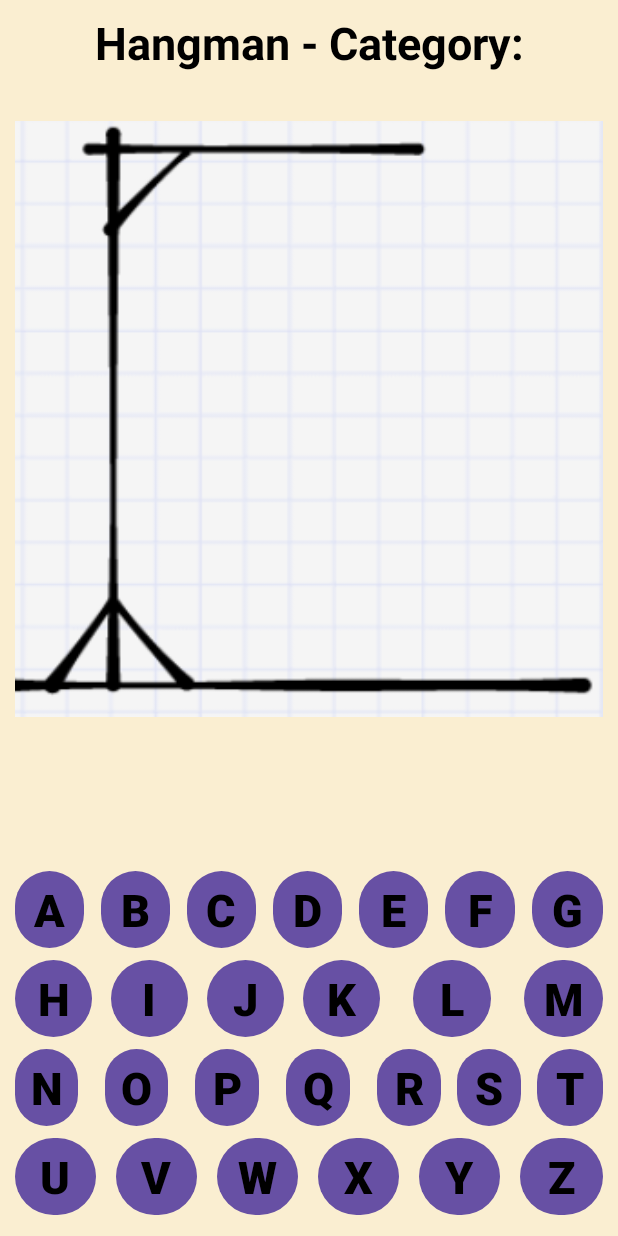
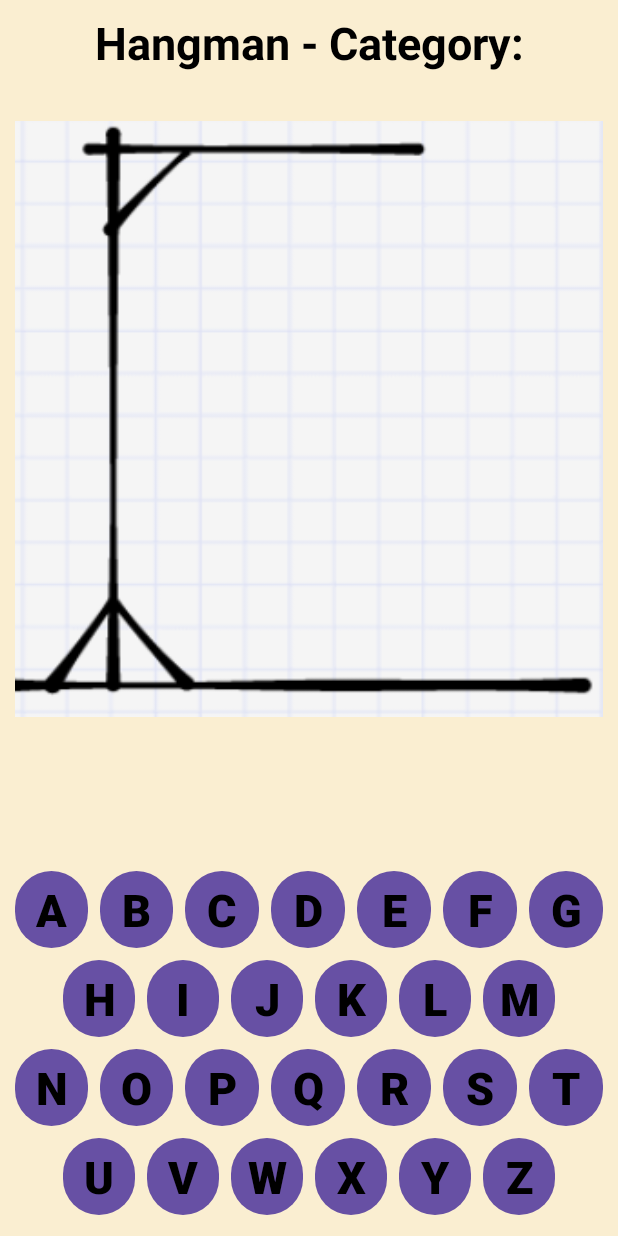
Before and after one commit to Lior159/wait4it, an Android app: the HangmanActivity screen opened directly, with no data from a screen before it, on a phone screen of 412 x 824 dp. Run offline under Robolectric (Android 15) with nearby library versions, the phone set to English and light mode, and no system bars; pictures from the network do not load.

Commit message:
Need to fix underscores - UI

```diff
--- a/app/src/main/res/layout/activity_hangman.xml
+++ b/app/src/main/res/layout/activity_hangman.xml
@@ -11,24 +11,24 @@
         android:id="@+id/hangman_LBL_title"
         android:layout_width="match_parent"
         android:layout_height="wrap_content"
+        android:gravity="center"
         android:padding="8dp"
         android:text="Hangman - Category:"
         android:textColor="@color/black"
         android:textSize="30sp"
-        android:textStyle="bold"
-        android:gravity="center" />
+        android:textStyle="bold" />
 
     <com.google.android.material.imageview.ShapeableImageView
         android:id="@+id/hangman_IMG_level"
         android:layout_width="match_parent"
         android:layout_height="match_parent"
+        android:layout_above="@id/hangman_LLC_underscores"
         android:layout_below="@id/hangman_LBL_title"
-        android:layout_above="@id/hangman_LLC_underscores"
         android:layout_centerHorizontal="true"
+        android:layout_marginStart="10dp"
+        android:layout_marginTop="24dp"
+        android:layout_marginEnd="10dp"
         android:layout_marginBottom="16dp"
-        android:layout_marginTop="24dp"
-        android:layout_marginStart="10dp"
-        android:layout_marginEnd="10dp"
         android:scaleType="fitXY"
         android:src="@drawable/ic_launcher_background" />
 
@@ -36,11 +36,14 @@
         android:id="@+id/hangman_LLC_underscores"
         android:layout_width="match_parent"
         android:layout_height="wrap_content"
-        android:orientation="horizontal"
+        android:layout_above="@id/hangman_LLC_keyboard"
+        android:layout_gravity="center"
+        android:layout_marginStart="16dp"
+        android:layout_marginTop="16dp"
+        android:layout_marginEnd="16dp"
+        android:layout_marginBottom="16dp"
         android:gravity="center"
-        android:layout_gravity="center"
-        android:layout_margin="16dp"
-        android:layout_above="@id/hangman_LLC_keyboard"/>
+        android:orientation="horizontal" />
 
 
     <androidx.appcompat.widget.LinearLayoutCompat
@@ -63,115 +66,109 @@
                 android:id="@+id/hangman_BTN_A"
                 android:layout_width="0dp"
                 android:layout_height="match_parent"
+                android:layout_gravity="center"
                 android:layout_weight="1"
+                android:padding="5dp"
                 android:text='A'
                 android:textColor="@color/black"
-                android:textStyle="bold"
                 android:textSize="30sp"
-                android:layout_gravity="center"
-                android:padding="5dp"/>
+                android:textStyle="bold" />
 
             <View
-                android:layout_width="0dp"
-                android:layout_height="0dp"
-                android:layout_weight="0.25" />
+                android:layout_width="@dimen/letter_spacer"
+                android:layout_height="0dp" />
 
             <com.google.android.material.button.MaterialButton
                 android:id="@+id/hangman_BTN_B"
                 android:layout_width="0dp"
                 android:layout_height="match_parent"
+                android:layout_gravity="center"
                 android:layout_weight="1"
+                android:padding="5dp"
                 android:text="B"
                 android:textColor="@color/black"
-                android:textStyle="bold"
                 android:textSize="30sp"
-                android:layout_gravity="center"
-                android:padding="5dp"/>
+                android:textStyle="bold" />
 
             <View
-                android:layout_width="0dp"
-                android:layout_height="0dp"
-                android:layout_weight="0.25" />
+                android:layout_width="@dimen/letter_spacer"
+                android:layout_height="0dp" />
 
             <com.google.android.material.button.MaterialButton
                 android:id="@+id/hangman_BTN_C"
                 android:layout_width="0dp"
                 android:layout_height="wrap_content"
+                android:layout_gravity="center"
                 android:layout_weight="1"
+                android:padding="5dp"
                 android:text="C"
                 android:textColor="@color/black"
-                android:textStyle="bold"
                 android:textSize="30sp"
-                android:layout_gravity="center"
-                android:padding="5dp"/>
+                android:textStyle="bold" />
 
             <View
-                android:layout_width="0dp"
-                android:layout_height="0dp"
-                android:layout_weight="0.25" />
+                android:layout_width="@dimen/letter_spacer"
+                android:layout_height="0dp" />
 
             <com.google.android.material.button.MaterialButton
                 android:id="@+id/hangman_BTN_D"
                 android:layout_width="0dp"
                 android:layout_height="wrap_content"
+                android:layout_gravity="center"
                 android:layout_weight="1"
+                android:padding="5dp"
                 android:text="D"
                 android:textColor="@color/black"
-                android:textStyle="bold"
                 android:textSize="30sp"
-                android:layout_gravity="center"
-                android:padding="5dp"/>
+                android:textStyle="bold" />
 
             <View
-                android:layout_width="0dp"
-                android:layout_height="0dp"
-                android:layout_weight="0.25" />
+                android:layout_width="@dimen/letter_spacer"
+                android:layout_height="0dp" />
 
             <com.google.android.material.button.MaterialButton
                 android:id="@+id/hangman_BTN_E"
                 android:layout_width="0dp"
                 android:layout_height="wrap_content"
+                android:layout_gravity="center"
                 android:layout_weight="1"
+                android:padding="5dp"
                 android:text="E"
                 android:textColor="@color/black"
-                android:textStyle="bold"
                 android:textSize="30sp"
-                android:layout_gravity="center"
-                android:padding="5dp"/>
+                android:textStyle="bold" />
 
             <View
-                android:layout_width="0dp"
-                android:layout_height="0dp"
-                android:layout_weight="0.25" />
+                android:layout_width="@dimen/letter_spacer"
+                android:layout_height="0dp" />
 
             <com.google.android.material.button.MaterialButton
                 android:id="@+id/hangman_BTN_F"
                 android:layout_width="0dp"
                 android:layout_height="wrap_content"
+                android:layout_gravity="center"
                 android:layout_weight="1"
+                android:padding="5dp"
                 android:text="F"
                 android:textColor="@color/black"
-                android:textStyle="bold"
                 android:textSize="30sp"
-                android:layout_gravity="center"
-                android:padding="5dp"/>
+                android:textStyle="bold" />
 
             <View
-                android:layout_width="0dp"
-                android:layout_height="0dp"
-                android:layout_weight="0.25" />
+                android:layout_width="@dimen/letter_spacer"
+                android:layout_height="0dp" />
 
             <com.google.android.material.button.MaterialButton
                 android:id="@+id/hangman_BTN_G"
                 android:layout_width="0dp"
                 android:layout_height="wrap_content"
+                android:layout_gravity="center"
                 android:layout_weight="1"
+                android:padding="5dp"
                 android:text="G"
                 android:textColor="@color/black"
-                android:textStyle="bold"
                 android:textSize="30sp"
-                android:layout_gravity="center"
-                android:padding="5dp"/>
+                android:textStyle="bold" />
 
         </androidx.appcompat.widget.LinearLayoutCompat>
 
@@ -180,103 +177,115 @@
             android:layout_height="wrap_content"
             android:orientation="horizontal">
 
+            <View
+                android:layout_width="0dp"
+                android:layout_height="0dp"
+                android:layout_weight="0.5" />
+
+            <View
+                android:layout_width="@dimen/letter_spacer"
+                android:layout_height="0dp" />
+
             <com.google.android.material.button.MaterialButton
                 android:id="@+id/hangman_BTN_H"
                 android:layout_width="0dp"
                 android:layout_height="wrap_content"
+                android:layout_gravity="center"
                 android:layout_weight="1"
+                android:padding="5dp"
                 android:text="H"
                 android:textColor="@color/black"
-                android:textStyle="bold"
                 android:textSize="30sp"
-                android:layout_gravity="center"
-                android:padding="5dp"/>
+                android:textStyle="bold" />
 
             <View
-                android:layout_width="0dp"
-                android:layout_height="0dp"
-                android:layout_weight="0.25" />
+                android:layout_width="@dimen/letter_spacer"
+                android:layout_height="0dp" />
 
             <com.google.android.material.button.MaterialButton
                 android:id="@+id/hangman_BTN_I"
                 android:layout_width="0dp"
                 android:layout_height="wrap_content"
+                android:layout_gravity="center"
                 android:layout_weight="1"
+                android:padding="5dp"
                 android:text="I"
                 android:textColor="@color/black"
-                android:textStyle="bold"
                 android:textSize="30sp"
-                android:layout_gravity="center"
-                android:padding="5dp"/>
+                android:textStyle="bold" />
 
             <View
-                android:layout_width="0dp"
-                android:layout_height="0dp"
-                android:layout_weight="0.25" />
+                android:layout_width="@dimen/letter_spacer"
+                android:layout_height="0dp" />
 
             <com.google.android.material.button.MaterialButton
                 android:id="@+id/hangman_BTN_J"
                 android:layout_width="0dp"
                 android:layout_height="wrap_content"
+                android:layout_gravity="center"
                 android:layout_weight="1"
+                android:padding="5dp"
                 android:text="J"
                 android:textColor="@color/black"
-                android:textStyle="bold"
                 android:textSize="30sp"
-                android:layout_gravity="center"
-                android:padding="5dp"/>
+                android:textStyle="bold" />
 
             <View
-                android:layout_width="0dp"
-                android:layout_height="0dp"
-                android:layout_weight="0.25" />
+                android:layout_width="@dimen/letter_spacer"
+                android:layout_height="0dp" />
 
             <com.google.android.material.button.MaterialButton
                 android:id="@+id/hangman_BTN_K"
                 android:layout_width="0dp"
                 android:layout_height="wrap_content"
+                android:layout_gravity="center"
                 android:layout_weight="1"
+                android:padding="5dp"
                 android:text="K"
                 android:textColor="@color/black"
-                android:textStyle="bold"
                 android:textSize="30sp"
-                android:layout_gravity="center"
-                android:padding="5dp"/>
+                android:textStyle="bold" />
 
             <View
-                android:layout_width="0dp"
-                android:layout_height="0dp"
-                android:layout_weight="0.4286" />
+                android:layout_width="@dimen/letter_spacer"
+                android:layout_height="0dp" />
 
             <com.google.android.material.button.MaterialButton
                 android:id="@+id/hangman_BTN_L"
                 android:layout_width="0dp"
                 android:layout_height="wrap_content"
+                android:layout_gravity="center"
                 android:layout_weight="1"
+                android:padding="5dp"
                 android:text="L"
                 android:textColor="@color/black"
-                android:textStyle="bold"
                 android:textSize="30sp"
-                android:layout_gravity="center"
-                android:padding="5dp"/>
+                android:textStyle="bold" />
 
             <View
-                android:layout_width="0dp"
-                android:layout_height="0dp"
-                android:layout_weight="0.4286" />
+                android:layout_width="@dimen/letter_spacer"
+                android:layout_height="0dp" />
 
             <com.google.android.material.button.MaterialButton
                 android:id="@+id/hangman_BTN_M"
                 android:layout_width="0dp"
                 android:layout_height="wrap_content"
+                android:layout_gravity="center"
                 android:layout_weight="1"
+                android:padding="5dp"
                 android:text="M"
                 android:textColor="@color/black"
-                android:textStyle="bold"
                 android:textSize="30sp"
-                android:layout_gravity="center"
-                android:padding="5dp"/>
+                android:textStyle="bold" />
 
+            <View
+                android:layout_width="@dimen/letter_spacer"
+                android:layout_height="0dp" />
+
+            <View
+                android:layout_width="0dp"
+                android:layout_height="0dp"
+                android:layout_weight="0.5" />
         </androidx.appcompat.widget.LinearLayoutCompat>
 
 
@@ -289,117 +298,109 @@
                 android:id="@+id/hangman_BTN_N"
                 android:layout_width="0dp"
                 android:layout_height="wrap_content"
+                android:layout_gravity="center"
                 android:layout_weight="1"
+                android:padding="5dp"
                 android:text="N"
                 android:textColor="@color/black"
-            android:textStyle="bold"
                 android:textSize="30sp"
-            android:layout_gravity="center"
-            android:padding="5dp"/>
+                android:textStyle="bold" />
 
             <View
-            android:layout_width="0dp"
-            android:layout_height="0dp"
-            android:layout_weight="0.4286" />
+                android:layout_width="@dimen/letter_spacer"
+                android:layout_height="0dp" />
 
             <com.google.android.material.button.MaterialButton
                 android:id="@+id/hangman_BTN_O"
                 android:layout_width="0dp"
                 android:layout_height="wrap_content"
+                android:layout_gravity="center"
                 android:layout_weight="1"
+                android:padding="5dp"
                 android:text="O"
                 android:textColor="@color/black"
-            android:textStyle="bold"
                 android:textSize="30sp"
-            android:layout_gravity="center"
-            android:padding="5dp"/>
+                android:textStyle="bold" />
 
             <View
-            android:layout_width="0dp"
-            android:layout_height="0dp"
-            android:layout_weight="0.4286" />
+                android:layout_width="@dimen/letter_spacer"
+                android:layout_height="0dp" />
 
             <com.google.android.material.button.MaterialButton
                 android:id="@+id/hangman_BTN_P"
                 android:layout_width="0dp"
                 android:layout_height="wrap_content"
+                android:layout_gravity="center"
                 android:layout_weight="1"
+                android:padding="5dp"
                 android:text="P"
                 android:textColor="@color/black"
-            android:textStyle="bold"
                 android:textSize="30sp"
-            android:layout_gravity="center"
-            android:padding="5dp"/>
+                android:textStyle="bold" />
 
             <View
-            android:layout_width="0dp"
-            android:layout_height="0dp"
-            android:layout_weight="0.4286"
-            android:layout_gravity="center"
-            android:padding="5dp"/>
+                android:layout_width="@dimen/letter_spacer"
+                android:layout_height="0dp" />
 
             <com.google.android.material.button.MaterialButton
                 android:id="@+id/hangman_BTN_Q"
                 android:layout_width="0dp"
                 android:layout_height="wrap_content"
+                android:layout_gravity="center"
                 android:layout_weight="1"
+                android:padding="5dp"
                 android:text="Q"
                 android:textColor="@color/black"
-            android:textStyle="bold"
                 android:textSize="30sp"
-            android:layout_gravity="center"
-            android:padding="5dp"/>
+                android:textStyle="bold" />
 
             <View
-                android:layout_width="0dp"
-                android:layout_height="0dp"
-                android:layout_weight="0.4286" />
+                android:layout_width="@dimen/letter_spacer"
+                android:layout_height="0dp" />
 
             <com.google.android.material.button.MaterialButton
                 android:id="@+id/hangman_BTN_R"
                 android:layout_width="0dp"
                 android:layout_height="wrap_content"
+                android:layout_gravity="center"
                 android:layout_weight="1"
+                android:padding="5dp"
                 android:text="R"
                 android:textColor="@color/black"
-            android:textStyle="bold"
                 android:textSize="30sp"
-            android:layout_gravity="center"
-            android:padding="5dp"/>
+                android:textStyle="bold" />
 
             <View
-            android:layout_width="0dp"
-            android:layout_height="0dp"
-            android:layout_weight="0.25" />
+                android:layout_width="@dimen/letter_spacer"
+                android:layout_height="0dp" />
 
             <com.google.android.material.button.MaterialButton
                 android:id="@+id/hangman_BTN_S"
                 android:layout_width="0dp"
                 android:layout_height="wrap_content"
+                android:layout_gravity="center"
                 android:layout_weight="1"
+                android:padding="5dp"
                 android:text="S"
                 android:textColor="@color/black"
-            android:textStyle="bold"
                 android:textSize="30sp"
-            android:layout_gravity="center"
-            android:padding="5dp"/>
+                android:textStyle="bold" />
 
             <View
-            android:layout_width="0dp"
-            android:layout_height="0dp"
-            android:layout_weight="0.25" />
+                android:layout_width="@dimen/letter_spacer"
+                android:layout_height="0dp" />
 
             <com.google.android.material.button.MaterialButton
                 android:id="@+id/hangman_BTN_T"
                 android:layout_width="0dp"
                 android:layout_height="wrap_content"
+                android:layout_gravity="center"
                 android:layout_weight="1"
+                android:padding="5dp"
                 android:text="T"
                 android:textColor="@color/black"
-            android:textStyle="bold"
                 android:textSize="30sp"
-            android:layout_gravity="center"
-            android:padding="5dp"/>
+                android:textStyle="bold" />
 
         </androidx.appcompat.widget.LinearLayoutCompat>
 
@@ -409,102 +410,116 @@
             android:layout_height="wrap_content"
             android:orientation="horizontal">
 
+            <View
+                android:layout_width="0dp"
+                android:layout_height="0dp"
+                android:layout_weight="0.5" />
+
+            <View
+                android:layout_width="@dimen/letter_spacer"
+                android:layout_height="0dp" />
+
             <com.google.android.material.button.MaterialButton
                 android:id="@+id/hangman_BTN_U"
                 android:layout_width="0dp"
                 android:layout_height="wrap_content"
+                android:layout_gravity="center"
                 android:layout_weight="1"
+                android:padding="5dp"
                 android:text="U"
                 android:textColor="@color/black"
-                android:textStyle="bold"
                 android:textSize="30sp"
-                android:layout_gravity="center"
-                android:padding="5dp"/>
+                android:textStyle="bold" />
 
             <View
-                android:layout_width="0dp"
-                android:layout_height="0dp"
-                android:layout_weight="0.25" />
+                android:layout_width="@dimen/letter_spacer"
+                android:layout_height="0dp" />
 
             <com.google.android.material.button.MaterialButton
                 android:id="@+id/hangman_BTN_V"
                 android:layout_width="0dp"
                 android:layout_height="wrap_content"
+                android:layout_gravity="center"
                 android:layout_weight="1"
+                android:padding="5dp"
                 android:text="V"
                 android:textColor="@color/black"
-                android:textStyle="bold"
                 android:textSize="30sp"
-                android:layout_gravity="center"
-                android:padding="5dp"/>
+                android:textStyle="bold" />
 
             <View
-                android:layout_width="0dp"
-                android:layout_height="0dp"
-                android:layout_weight="0.25" />
+                android:layout_width="@dimen/letter_spacer"
+                android:layout_height="0dp" />
 
             <com.google.android.material.button.MaterialButton
                 android:id="@+id/hangman_BTN_W"
                 android:layout_width="0dp"
                 android:layout_height="wrap_content"
+                android:layout_gravity="center"
                 android:layout_weight="1"
+                android:padding="5dp"
                 android:text="W"
                 android:textColor="@color/black"
-                android:textStyle="bold"
                 android:textSize="30sp"
-                android:layout_gravity="center"
-                android:padding="5dp"/>
+                android:textStyle="bold" />
 
             <View
-                android:layout_width="0dp"
-                android:layout_height="0dp"
-                android:layout_weight="0.25" />
+                android:layout_width="@dimen/letter_spacer"
+                android:layout_height="0dp" />
 
             <com.google.android.material.button.MaterialButton
                 android:id="@+id/hangman_BTN_X"
                 android:layout_width="0dp"
                 android:layout_height="wrap_content"
+                android:layout_gravity="center"
                 android:layout_weight="1"
+                android:padding="5dp"
                 android:text="X"
                 android:textColor="@color/black"
-                android:textStyle="bold"
                 android:textSize="30sp"
-                android:layout_gravity="center"
-                android:padding="5dp"/>
+                android:textStyle="bold" />
 
             <View
-                android:layout_width="0dp"
-                android:layout_height="0dp"
-                android:layout_weight="0.25" />
+                android:layout_width="@dimen/letter_spacer"
+                android:layout_height="0dp" />
 
             <com.google.android.material.button.MaterialButton
                 android:id="@+id/hangman_BTN_Y"
                 android:layout_width="0dp"
                 android:layout_height="wrap_content"
+                android:layout_gravity="center"
                 android:layout_weight="1"
+                android:padding="5dp"
                 android:text="Y"
                 android:textColor="@color/black"
-                android:textStyle="bold"
                 android:textSize="30sp"
-                android:layout_gravity="center"
-                android:padding="5dp"/>
+                android:textStyle="bold" />
 
             <View
-                android:layout_width="0dp"
-                android:layout_height="0dp"
-                android:layout_weight="0.25" />
+                android:layout_width="@dimen/letter_spacer"
+                android:layout_height="0dp" />
 
             <com.google.android.material.button.MaterialButton
                 android:id="@+id/hangman_BTN_Z"
                 android:layout_width="0dp"
                 android:layout_height="wrap_content"
+                android:layout_gravity="center"
                 android:layout_weight="1"
+                android:padding="5dp"
                 android:text="Z"
                 android:textColor="@color/black"
-                android:textStyle="bold"
                 android:textSize="30sp"
-                android:layout_gravity="center"
-                android:padding="5dp"/>
+                android:textStyle="bold" />
+
+            <View
+                android:layout_width="@dimen/letter_spacer"
+                android:layout_height="0dp" />
+
+            <View
+                android:layout_width="0dp"
+                android:layout_height="0dp"
+                android:layout_weight="0.5" />
+
         </androidx.appcompat.widget.LinearLayoutCompat>
 
 
--- /dev/null
+++ b/app/src/main/res/values/dimens.xml
@@ -0,0 +1,4 @@
+<?xml version="1.0" encoding="utf-8"?>
+<resources>
+    <dimen name="letter_spacer">8dp</dimen>
+</resources>
```
Lines whose indentation alone changed are shown as unchanged.
